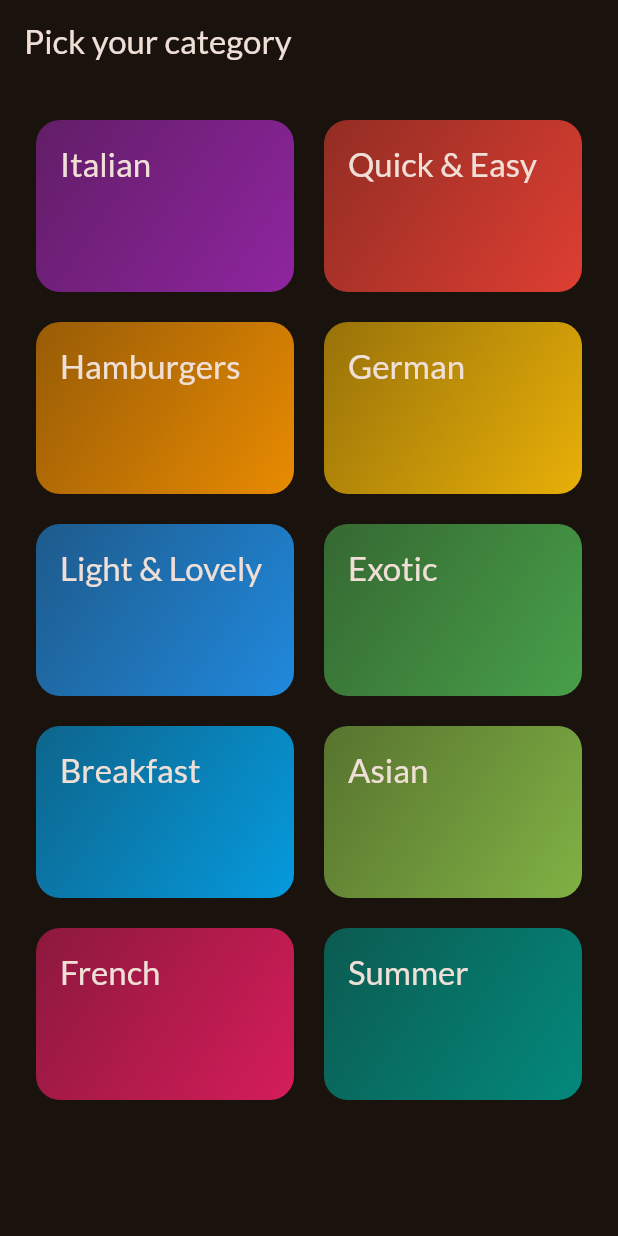
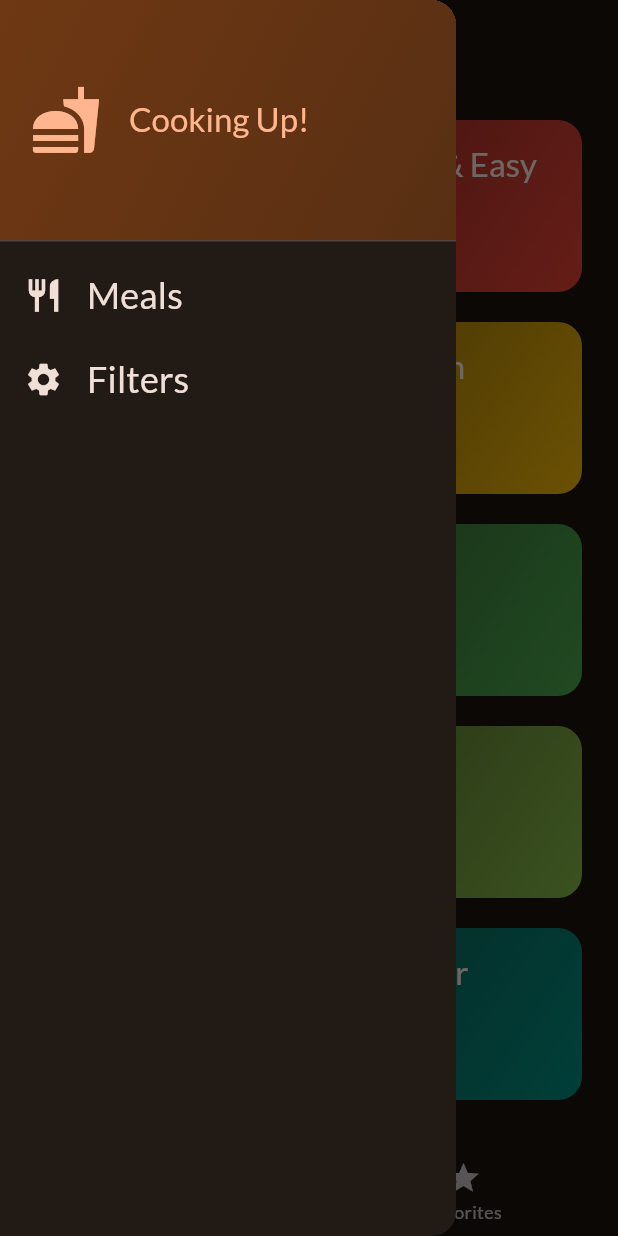
Before and after one commit to BroskiVankis/MealApp, a Flutter app: the screen it shows after launch, with the side drawer open (before the commit the screen has no drawer), on a phone screen of 412 x 824 dp. Run offline on Flutter 3.47's test engine with Material 3 defaults, Android fonts, the phone set to English and light mode, and no system bars; our stand-ins replace google_fonts, transparent_image.

Commit message:
Commiting some extra changes

```diff
--- a/lib/main.dart
+++ b/lib/main.dart
@@ -1,7 +1,7 @@
 import 'package:flutter/material.dart';
 
 import 'package:google_fonts/google_fonts.dart';
-import 'package:meals/screens/categories.dart';
+import 'package:meals/screens/tabs.dart';
 
 final theme = ThemeData(
   useMaterial3: true,
@@ -23,7 +23,7 @@ class App extends StatelessWidget {
   Widget build(BuildContext context) {
     return MaterialApp(
       theme: theme,
-      home: const CategoriesScreen(),
+      home: const TabsScreen(),
     );
   }
 }
--- a/lib/screens/categories.dart
+++ b/lib/screens/categories.dart
@@ -3,9 +3,12 @@ import 'package:meals/data/dummy_data.dart';
 import 'package:meals/widgets/category_grid_item.dart';
 import 'package:meals/screens/meals.dart';
 import 'package:meals/models/category.dart';
+import 'package:meals/models/meal.dart';
 
 class CategoriesScreen extends StatelessWidget {
-  const CategoriesScreen({super.key});
+  const CategoriesScreen({super.key, required this.onToggleFavorite});
+
+    final void Function(Meal meal) onToggleFavorite;
 
   _selectCategory(BuildContext context, Category category) {
     final filteredMeals = dummyMeals.where((meal) {
@@ -14,16 +17,15 @@ class CategoriesScreen extends StatelessWidget {
 
     Navigator.of(context).push(
       MaterialPageRoute(
-        builder: (ctx) => MealsScreen(title: category.title, meals: filteredMeals),
+        builder: (ctx) =>
+            MealsScreen(title: category.title, meals: filteredMeals, onToggleFavorite: onToggleFavorite),
       ),
     ); // Navigator.push(context, route);
   }
 
   @override
   Widget build(BuildContext context) {
-    return Scaffold(
-      appBar: AppBar(title: const Text('Pick your category')),
-      body: GridView(
+    return GridView(
       padding: const EdgeInsets.all(24),
       gridDelegate: const SliverGridDelegateWithFixedCrossAxisCount(
         crossAxisCount: 2,
@@ -34,11 +36,13 @@ class CategoriesScreen extends StatelessWidget {
       children: [
         // availableCategories.map((category) => CategoryGridItem(category: category)).toList(),
         for (final category in availableCategories)
-            CategoryGridItem(category: category, onSelectCategory: () {
+          CategoryGridItem(
+            category: category,
+            onSelectCategory: () {
               _selectCategory(context, category);
-            }),
+            },
+          ),
       ],
-      ),
     );
   }
 }
--- /dev/null
+++ b/lib/screens/tabs.dart
@@ -0,0 +1,80 @@
+import 'package:flutter/material.dart';
+import 'package:meals/models/meal.dart';
+
+import 'package:meals/screens/categories.dart';
+import 'package:meals/screens/meals.dart';
+import 'package:meals/widgets/main_drawer.dart';
+
+class TabsScreen extends StatefulWidget {
+  const TabsScreen({super.key});
+
+  @override
+  State<TabsScreen> createState() => _TabsScreenState();
+}
+
+class _TabsScreenState extends State<TabsScreen> {
+  int _selectedPageIndex = 0;
+  final List<Meal> _favoriteMeals = [];
+
+  void _showInfoMessage(String message) {
+    ScaffoldMessenger.of(context).clearSnackBars();
+    ScaffoldMessenger.of(context).showSnackBar(
+      SnackBar(
+        content: Text(message),
+      ),
+    );
+  }
+
+  void _toggleMealFavorite(Meal meal) {
+    final isExisting = _favoriteMeals.contains(meal);
+    setState(() {
+      if (isExisting) {
+        setState(() {
+          _favoriteMeals.remove(meal);
+        });
+        _showInfoMessage('Meal removed from favorites.');
+      } else {
+        setState(() {
+          _favoriteMeals.add(meal);
+        });
+        _showInfoMessage('Meal added to favorites.');
+      }
+    });
+  }
+
+  void _selectPage(int index) {
+    setState(() {
+      _selectedPageIndex = index;
+    });
+  }
+
+  @override
+  Widget build(BuildContext context) {
+    Widget activePage = CategoriesScreen(onToggleFavorite: _toggleMealFavorite);
+    var activePageTitle = 'Categories';
+
+    if (_selectedPageIndex == 1) {
+      activePage = MealsScreen(
+        meals: _favoriteMeals,
+        onToggleFavorite: _toggleMealFavorite,
+      );
+      activePageTitle = 'Favorites';
+    }
+    return Scaffold(
+      appBar: AppBar(title: Text(activePageTitle)),
+      drawer: const MainDrawer(),
+      body: activePage,
+      bottomNavigationBar: BottomNavigationBar(
+        onTap: _selectPage,
+        currentIndex: _selectedPageIndex,
+        items: const [
+          BottomNavigationBarItem(
+            icon: Icon(Icons.set_meal),
+            label: 'Categories',
+          ),
+          BottomNavigationBarItem(icon: Icon(Icons.star), label: 'Favorites'),
+        ],
+      ),
+    );
+  }
+}
--- /dev/null
+++ b/lib/widgets/main_drawer.dart
@@ -0,0 +1,80 @@
+import 'package:flutter/material.dart';
+
+class MainDrawer extends StatelessWidget {
+  const MainDrawer({super.key});
+
+  @override
+  Widget build(BuildContext context) {
+    return Drawer(
+      child: Column(
+        children: [
+          DrawerHeader(
+            padding: EdgeInsets.all(20),
+            decoration: BoxDecoration(
+              gradient: LinearGradient(
+                colors: [
+                  Theme.of(context).colorScheme.primaryContainer,
+                  Theme.of(
+                    context,
+                  ).colorScheme.primaryContainer.withOpacity(0.7),
+                ],
+                begin: Alignment.topLeft,
+                end: Alignment.bottomRight,
+              ),
+            ),
+            child: Row(
+              children: [
+                Icon(
+                  Icons.fastfood,
+                  size: 48,
+                  color: Theme.of(context).colorScheme.primary,
+                ),
+                const SizedBox(width: 18),
+                Text(
+                  'Cooking Up!',
+                  style: Theme.of(context).textTheme.titleLarge!.copyWith(
+                    color: Theme.of(context).colorScheme.primary,
+                  ),
+                ),
+              ],
+            ),
+          ),
+          ListTile(
+            leading: Icon(
+              Icons.restaurant,
+              size: 26,
+              color: Theme.of(context).colorScheme.onSurface,
+            ),
+            title: Text(
+              'Meals',
+              style: Theme.of(context).textTheme.titleSmall!.copyWith(
+                color: Theme.of(context).colorScheme.onSurface,
+                fontSize: 24,
+              ),
+            ),
+            onTap: () {
+              Navigator.of(context).pushReplacementNamed('/');
+            },
+          ),
+           ListTile(
+            leading: Icon(
+              Icons.settings,
+              size: 26,
+              color: Theme.of(context).colorScheme.onSurface,
+            ),
+            title: Text(
+              'Filters',
+              style: Theme.of(context).textTheme.titleSmall!.copyWith(
+                color: Theme.of(context).colorScheme.onSurface,
+                fontSize: 24,
+              ),
+            ),
+            onTap: () {
+              Navigator.of(context).pushReplacementNamed('/');
+            },
+          ),
+        ],
+      ),
+    );
+  }
+}
```
Also changed, not shown: lib/screens/meal_details.dart (+31 -20 lines), lib/screens/meals.dart (+10 -4 lines). Lines whose indentation alone changed are shown as unchanged.
